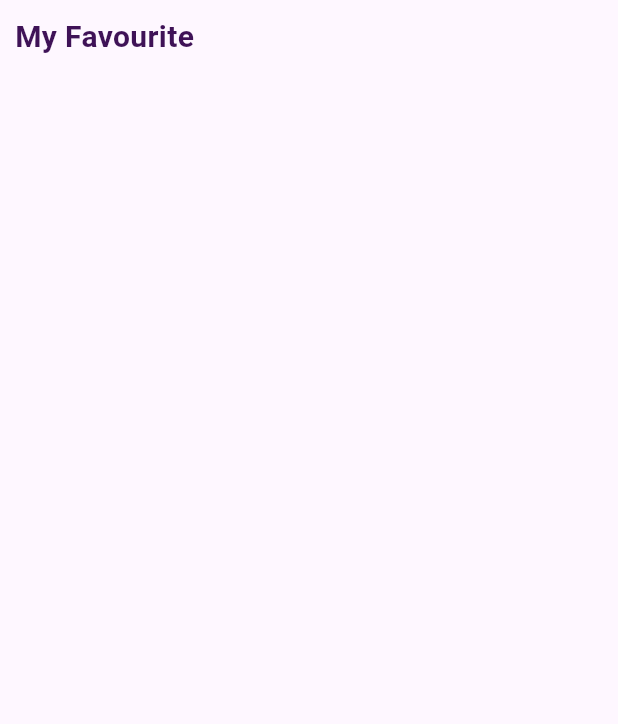
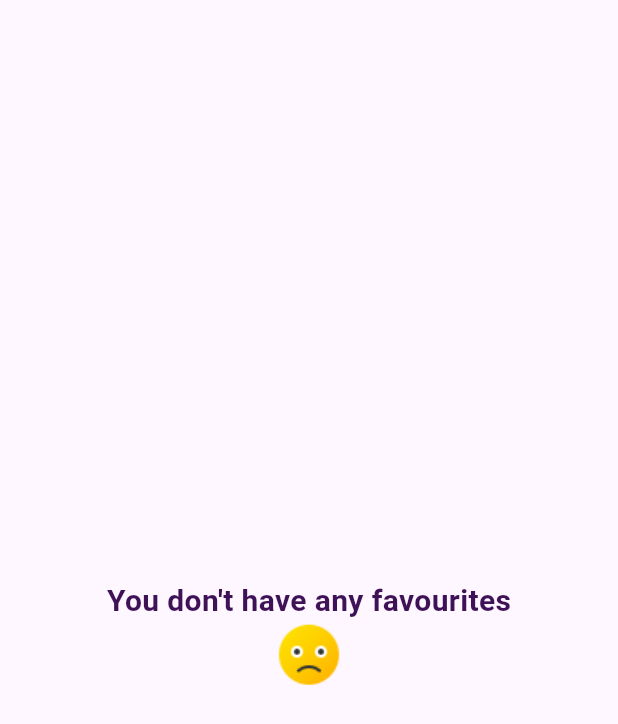
Before and after one commit to Oliul-Hasnat-Rafi/mango_valley, a Flutter app: the Favt screen opened directly, on a phone screen of 412 x 824 dp. Shown: the top 724 px of the screen. Run offline on Flutter 3.47's test engine with Material 3 defaults, Android fonts, the phone set to English and light mode, and no system bars; our stand-ins replace dio, flutter_spinkit, flutter_swiper_view, get, google_fonts, hive and 5 more; accounts and stored records are empty.

Commit message:
favt and profile page

```diff
--- a/lib/screen/bottom_src/favt.dart
+++ b/lib/screen/bottom_src/favt.dart
@@ -15,7 +15,7 @@ const TextStyle titleTextStyle = TextStyle(
 );
 
 class Favt extends StatefulWidget {
-  Favt({super.key});
+  Favt({Key? key}) : super(key: key);
 
   @override
   State<Favt> createState() => _FavtState();
@@ -35,20 +35,43 @@ class _FavtState extends State<Favt> {
                 padding: const EdgeInsets.all(10.0),
                 child: Container(
                   alignment: Alignment.topLeft,
-                  child: Text(
+                  child: favtcontroller.favtproduct.isEmpty
+                      ? Text(
+                          '',
+                          style: titleTextStyle,
+                        )
+                      : Text(
                           'My Favourite',
                           style: titleTextStyle,
                         ),
                 ),
               ),
               Expanded(
-                child: ListView.builder(
+                child: Obx(
+                  () {
+                    if (favtcontroller.favtproduct.isEmpty) {
+                      return Center(
+                        child: Container(
+                            height: 100,
+                            decoration: BoxDecoration(
+                                image: DecorationImage(
+                                    image:
+                                        AssetImage('images/no_favourite.png'))),
+                            child: SizedBox(
+                              height: 10,
+                              child: Text(
+                                "You don't have any favourites",
+                                style: titleTextStyle,
+                              ),
+                            )),
+                      );
+                    } else {
+                      return ListView.builder(
                         itemCount: favtcontroller.favtproduct.length,
                         scrollDirection: Axis.vertical,
                         itemBuilder: (context, index) {
                           final currentProductId =
                               favtcontroller.Products!.data![index].id;
-                    if (favtcontroller.favtproduct.length != 0) {
                           if (favtcontroller.favtproduct
                               .contains(currentProductId)) {
                             return Center(
@@ -68,7 +91,8 @@ class _FavtState extends State<Favt> {
                                             CrossAxisAlignment.start,
                                         children: [
                                           Padding(
-                                        padding: EdgeInsets.all(imagePadding),
+                                            padding:
+                                                EdgeInsets.all(imagePadding),
                                             child: Align(
                                               alignment: Alignment.topCenter,
                                               child: Container(
@@ -78,8 +102,10 @@ class _FavtState extends State<Favt> {
                                                   image: DecorationImage(
                                                     image: NetworkImage(
                                                       'https://mangobee.influxdev.com/public/productpic/' +
-                                                      favtcontroller.Products!
-                                                          .data![index].picture
+                                                          favtcontroller
+                                                              .Products!
+                                                              .data![index]
+                                                              .picture
                                                               .toString(),
                                                     ),
                                                     fit: BoxFit.cover,
@@ -91,8 +117,8 @@ class _FavtState extends State<Favt> {
                                             ),
                                           ),
                                           Padding(
-                                        padding:
-                                            EdgeInsets.only(left: textPadding),
+                                            padding: EdgeInsets.only(
+                                                left: textPadding),
                                             child: Text(
                                               favtcontroller
                                                   .Products!.data![index].title
@@ -127,7 +153,8 @@ class _FavtState extends State<Favt> {
                                                 padding: EdgeInsets.all(
                                                     circleAvatarPadding),
                                                 child: CircleAvatar(
-                                              backgroundColor: Colors.orange,
+                                                  backgroundColor:
+                                                      Colors.orange,
                                                   child: Icon(
                                                     Icons.shopping_cart,
                                                     color: Colors.white,
@@ -143,19 +170,10 @@ class _FavtState extends State<Favt> {
                                 ),
                               ),
                             );
+                          } else {
+                            return Container();
                           }
-                    } else {
-                      return Center(
-                        child: Container(
-                          decoration: BoxDecoration(
-                              image: DecorationImage(
-                                  image:
-                                      AssetImage('images/no_favourite.png'))),
-                          child: Text(
-                            "You don't have any favourites",
-                            style: titleTextStyle,
-                          ),
-                        ),
+                        },
                       );
                     }
                   },
```
Also changed, not shown: lib/screen/bottom_src/profile.dart (+39 -0 lines). Lines whose indentation alone changed are shown as unchanged.
